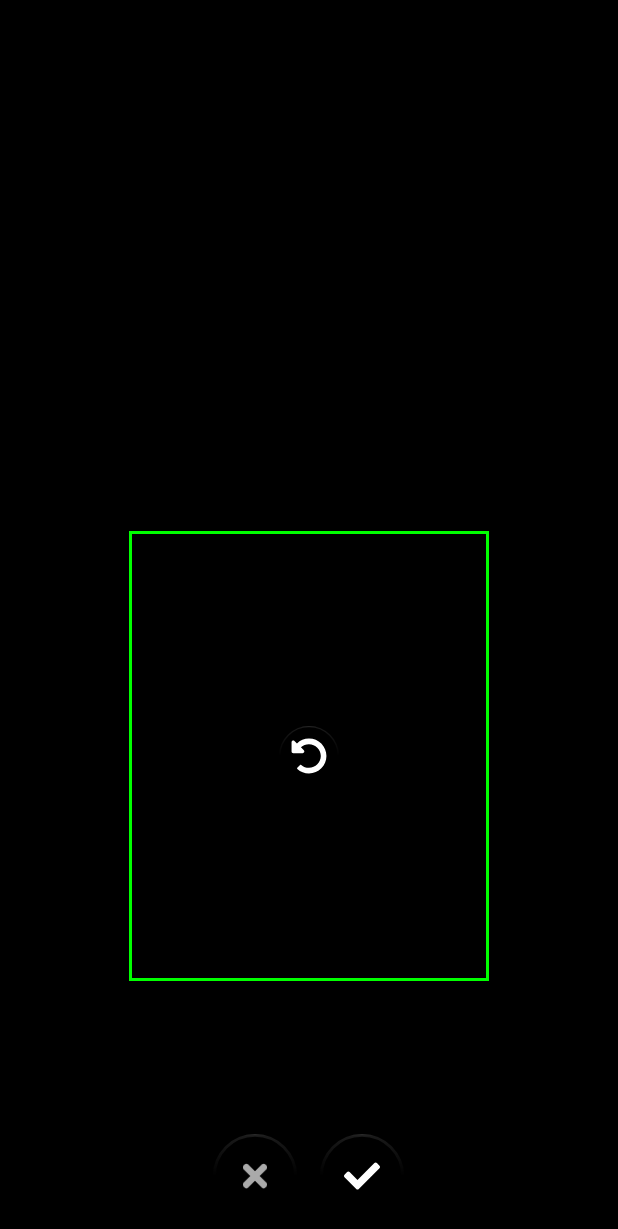
After one commit to chinjanggg/SP_Digito, an Android app: the ImagePreviewActivity screen opened directly, with no data from a screen before it, on a phone screen of 412 x 824 dp. The commit adds this screen. Shown: the top 1229 px of the screen. Run offline under Robolectric (Android 15) with nearby library versions, the phone set to English and light mode, and no system bars.

Commit message:
Add custom camera

```diff
--- /dev/null
+++ b/app/src/main/java/com/chinjanggg/spdigito/ImagePreviewActivity.java
@@ -0,0 +1,56 @@
+package com.chinjanggg.spdigito;
+
+import androidx.appcompat.app.AppCompatActivity;
+
+import android.content.Intent;
+import android.content.pm.ActivityInfo;
+import android.os.Bundle;
+import android.view.View;
+import android.widget.ImageView;
+
+import com.google.android.material.floatingactionbutton.FloatingActionButton;
+
+public class ImagePreviewActivity extends AppCompatActivity {
+
+    @Override
+    protected void onCreate(Bundle savedInstanceState) {
+        super.onCreate(savedInstanceState);
+        setContentView(R.layout.activity_image_preview);
+        setRequestedOrientation(ActivityInfo.SCREEN_ORIENTATION_PORTRAIT);
+
+        //Hide action bar
+        getSupportActionBar().hide();
+
+        FloatingActionButton btnRetake = findViewById(R.id.btnRetake);
+        FloatingActionButton btnCancel = findViewById(R.id.btnCamCancel);
+        FloatingActionButton btnConfirm = findViewById(R.id.btnCamConfirm);
+        ImageView imagePreview = findViewById(R.id.imagePreview);
+
+        imagePreview.setImageBitmap(CameraActivity.imageBP);
+
+        btnRetake.setOnClickListener(new View.OnClickListener() {
+            @Override
+            public void onClick(View v) {
+                Intent intent = new Intent(ImagePreviewActivity.this, CameraActivity.class);
+                startActivity(intent);
+                ImagePreviewActivity.this.finish();
+            }
+        });
+        btnCancel.setOnClickListener(new View.OnClickListener() {
+            @Override
+            public void onClick(View v) {
+                setResult(RESULT_OK, null);
+                ImagePreviewActivity.this.finish();
+            }
+        });
+        btnConfirm.setOnClickListener(new View.OnClickListener() {
+            @Override
+            public void onClick(View v) {
+                ImageUploadActivity.imgSelect.setImageBitmap(CameraActivity.imageBP);
+                ImageUploadActivity.imageBP = CameraActivity.imageBP;
+                setResult(RESULT_OK, null);
+                ImagePreviewActivity.this.finish();
+            }
+        });
+    }
+}
--- /dev/null
+++ b/app/src/main/res/drawable/ic_camera50dp.xml
@@ -0,0 +1,4 @@
+<vector android:height="50dp" android:viewportHeight="512"
+    android:viewportWidth="512" android:width="50dp" xmlns:android="http://schemas.android.com/apk/res/android">
+    <path android:fillColor="#FF000000" android:pathData="M512,144v288c0,26.5 -21.5,48 -48,48L48,480c-26.5,0 -48,-21.5 -48,-48L0,144c0,-26.5 21.5,-48 48,-48h88l12.3,-32.9c7,-18.7 24.9,-31.1 44.9,-31.1h125.5c20,0 37.9,12.4 44.9,31.1L376,96h88c26.5,0 48,21.5 48,48zM376,288c0,-66.2 -53.8,-120 -120,-120s-120,53.8 -120,120 53.8,120 120,120 120,-53.8 120,-120zM344,288c0,48.5 -39.5,88 -88,88s-88,-39.5 -88,-88 39.5,-88 88,-88 88,39.5 88,88z"/>
+</vector>
--- /dev/null
+++ b/app/src/main/res/drawable/ic_sync_alt200dp.xml
@@ -0,0 +1,4 @@
+<vector android:height="200dp" android:viewportHeight="512"
+    android:viewportWidth="512" android:width="200dp" xmlns:android="http://schemas.android.com/apk/res/android">
+    <path android:fillColor="#FF000000" android:pathData="M370.72,133.28C339.458,104.008 298.888,87.962 255.848,88c-77.458,0.068 -144.328,53.178 -162.791,126.85 -1.344,5.363 -6.122,9.15 -11.651,9.15H24.103c-7.498,0 -13.194,-6.807 -11.807,-14.176C33.933,94.924 134.813,8 256,8c66.448,0 126.791,26.136 171.315,68.685L463.03,40.97C478.149,25.851 504,36.559 504,57.941V192c0,13.255 -10.745,24 -24,24H345.941c-21.382,0 -32.09,-25.851 -16.971,-40.971l41.75,-41.749zM32,296h134.059c21.382,0 32.09,25.851 16.971,40.971l-41.75,41.75c31.262,29.273 71.835,45.319 114.876,45.28 77.418,-0.07 144.315,-53.144 162.787,-126.849 1.344,-5.363 6.122,-9.15 11.651,-9.15h57.304c7.498,0 13.194,6.807 11.807,14.176C478.067,417.076 377.187,504 256,504c-66.448,0 -126.791,-26.136 -171.315,-68.685L48.97,471.03C33.851,486.149 8,475.441 8,454.059V320c0,-13.255 10.745,-24 24,-24z"/>
+</vector>
--- /dev/null
+++ b/app/src/main/res/drawable/ic_undo_alt100dp.xml
@@ -0,0 +1,4 @@
+<vector android:height="100dp" android:viewportHeight="512"
+    android:viewportWidth="512" android:width="100dp" xmlns:android="http://schemas.android.com/apk/res/android">
+    <path android:fillColor="#FF000000" android:pathData="M255.545,8c-66.269,0.119 -126.438,26.233 -170.86,68.685L48.971,40.971C33.851,25.851 8,36.559 8,57.941V192c0,13.255 10.745,24 24,24h134.059c21.382,0 32.09,-25.851 16.971,-40.971l-41.75,-41.75c30.864,-28.899 70.801,-44.907 113.23,-45.273 92.398,-0.798 170.283,73.977 169.484,169.442C423.236,348.009 349.816,424 256,424c-41.127,0 -79.997,-14.678 -110.63,-41.556 -4.743,-4.161 -11.906,-3.908 -16.368,0.553L89.34,422.659c-4.872,4.872 -4.631,12.815 0.482,17.433C133.798,479.813 192.074,504 256,504c136.966,0 247.999,-111.033 248,-247.998C504.001,119.193 392.354,7.755 255.545,8z"/>
+</vector>
--- /dev/null
+++ b/app/src/main/res/drawable/rect.xml
@@ -0,0 +1,7 @@
+<?xml version="1.0" encoding="utf-8"?>
+<shape xmlns:android="http://schemas.android.com/apk/res/android"
+    android:shape="rectangle">
+    <stroke
+        android:width="2dp"
+        android:color="@color/green" />
+</shape>
--- /dev/null
+++ b/app/src/main/res/layout/activity_image_preview.xml
@@ -0,0 +1,75 @@
+<?xml version="1.0" encoding="utf-8"?>
+<LinearLayout xmlns:android="http://schemas.android.com/apk/res/android"
+    xmlns:app="http://schemas.android.com/apk/res-auto"
+    xmlns:tools="http://schemas.android.com/tools"
+    android:layout_width="match_parent"
+    android:layout_height="match_parent"
+    android:background="@android:color/black"
+    android:orientation="vertical"
+    android:gravity="bottom"
+    tools:context=".CameraActivity">
+
+    <RelativeLayout
+        android:layout_width="match_parent"
+        android:layout_height="480dp">
+
+        <ImageView
+            android:id="@+id/imagePreview"
+            android:layout_width="match_parent"
+            android:layout_height="match_parent" />
+
+        <View
+            android:layout_width="240dp"
+            android:layout_height="300dp"
+            android:layout_centerInParent="true"
+            android:layout_marginRight="50dp"
+            android:layout_marginBottom="100dp"
+            android:background="@drawable/rect" />
+
+        <com.google.android.material.floatingactionbutton.FloatingActionButton
+            android:id="@+id/btnRetake"
+            android:layout_width="wrap_content"
+            android:layout_height="wrap_content"
+            android:layout_centerInParent="true"
+            android:clickable="true"
+            android:src="@drawable/ic_undo_alt100dp"
+            android:tint="@android:color/white"
+            app:backgroundTint="@android:color/transparent"
+            app:elevation="0dp"
+            app:fabSize="mini" />
+
+    </RelativeLayout>
+
+    <LinearLayout
+        android:layout_width="match_parent"
+        android:layout_height="80dp"
+        android:gravity="center">
+
+        <com.google.android.material.floatingactionbutton.FloatingActionButton
+            android:id="@+id/btnCamCancel"
+            android:layout_width="wrap_content"
+            android:layout_height="wrap_content"
+            android:layout_weight="1"
+            android:clickable="true"
+            android:src="@drawable/ic_times100dp"
+            android:tint="@android:color/darker_gray"
+            app:backgroundTint="@android:color/transparent"
+            app:borderWidth="1dp"
+            app:elevation="0dp" />
+
+        <com.google.android.material.floatingactionbutton.FloatingActionButton
+            android:id="@+id/btnCamConfirm"
+            android:layout_width="wrap_content"
+            android:layout_height="wrap_content"
+            android:layout_marginLeft="15dp"
+            android:layout_weight="1"
+            android:clickable="true"
+            android:src="@drawable/ic_check100dp"
+            android:tint="@android:color/white"
+            app:backgroundTint="@android:color/transparent"
+            app:borderWidth="1dp"
+            app:elevation="0dp" />
+
+    </LinearLayout>
+
+</LinearLayout>
```
Also changed, not shown: app/src/main/AndroidManifest.xml (+18 -0 lines), app/src/main/java/com/chinjanggg/spdigito/CameraActivity.java (added, +271 -0 lines), app/src/main/java/com/chinjanggg/spdigito/CameraPreview.java (added, +73 -0 lines), app/src/main/java/com/chinjanggg/spdigito/ImageUploadActivity.java (+12 -56 lines), app/src/main/java/com/chinjanggg/spdigito/MainActivity.java (+45 -10 lines), app/src/main/res/layout/activity_camera.xml (added, +63 -0 lines), app/src/main/res/layout/activity_main.xml (+5 -25 lines).
